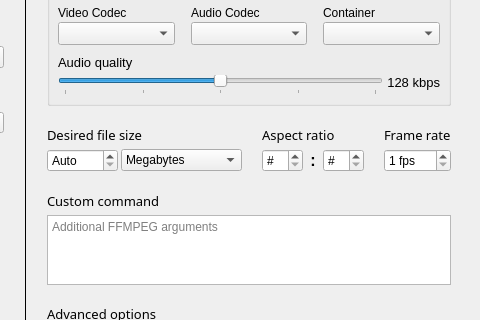
Before: the Qt Designer form ui/mainwindow.ui in Thurinum/simple-media-encoder, drawn with Qt 5; both pictures show x 439 to 919 and y 208 to 528 of the 919 by 681 pixel window.
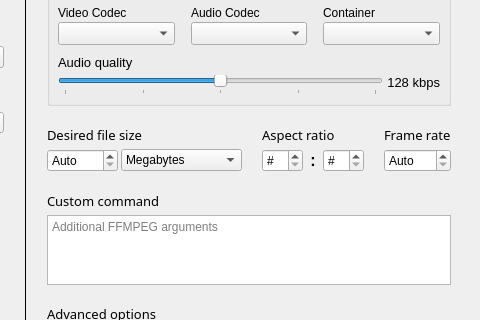
After: the same form once the commit is applied.

The edit to the form file:
```diff
--- a/ui/mainwindow.ui
+++ b/ui/mainwindow.ui
@@ -985,7 +985,7 @@
             <item>
              <widget class="QSpinBox" name="fpsSpinBox">
               <property name="specialValueText">
-               <string/>
+               <string>Auto</string>
               </property>
               <property name="suffix">
                <string> fps</string>
@@ -994,13 +994,13 @@
                <string/>
               </property>
               <property name="minimum">
-               <number>1</number>
+               <number>0</number>
               </property>
               <property name="maximum">
                <number>999</number>
               </property>
               <property name="value">
-               <number>1</number>
+               <number>0</number>
               </property>
              </widget>
             </item>
```
